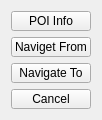
Qt form Pilocik/widgets/thandymenuwidget.ui (dotevo/Pilocik) before a commit.
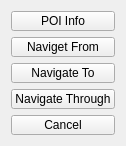
The same form after that commit.

Diff of the .ui file:
```diff
--- a/Pilocik/widgets/thandymenuwidget.ui
+++ b/Pilocik/widgets/thandymenuwidget.ui
@@ -6,8 +6,8 @@
    <rect>
     <x>0</x>
     <y>0</y>
-    <width>100</width>
-    <height>120</height>
+    <width>126</width>
+    <height>142</height>
    </rect>
   </property>
   <property name="windowTitle">
@@ -53,6 +53,19 @@
      </property>
     </widget>
    </item>
+   <item>
+    <widget class="QPushButton" name="navThroughButton">
+     <property name="minimumSize">
+      <size>
+       <width>0</width>
+       <height>20</height>
+      </size>
+     </property>
+     <property name="text">
+      <string>Navigate Through</string>
+     </property>
+    </widget>
+   </item>
    <item>
     <widget class="QPushButton" name="cancelButton">
      <property name="minimumSize">
```
